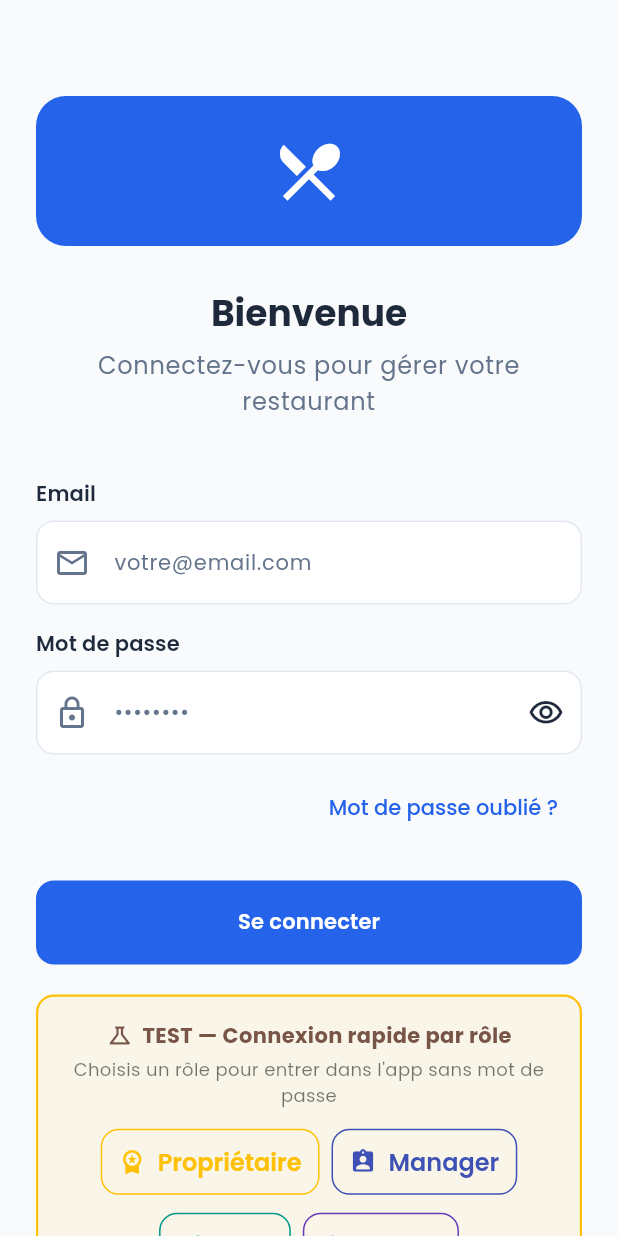
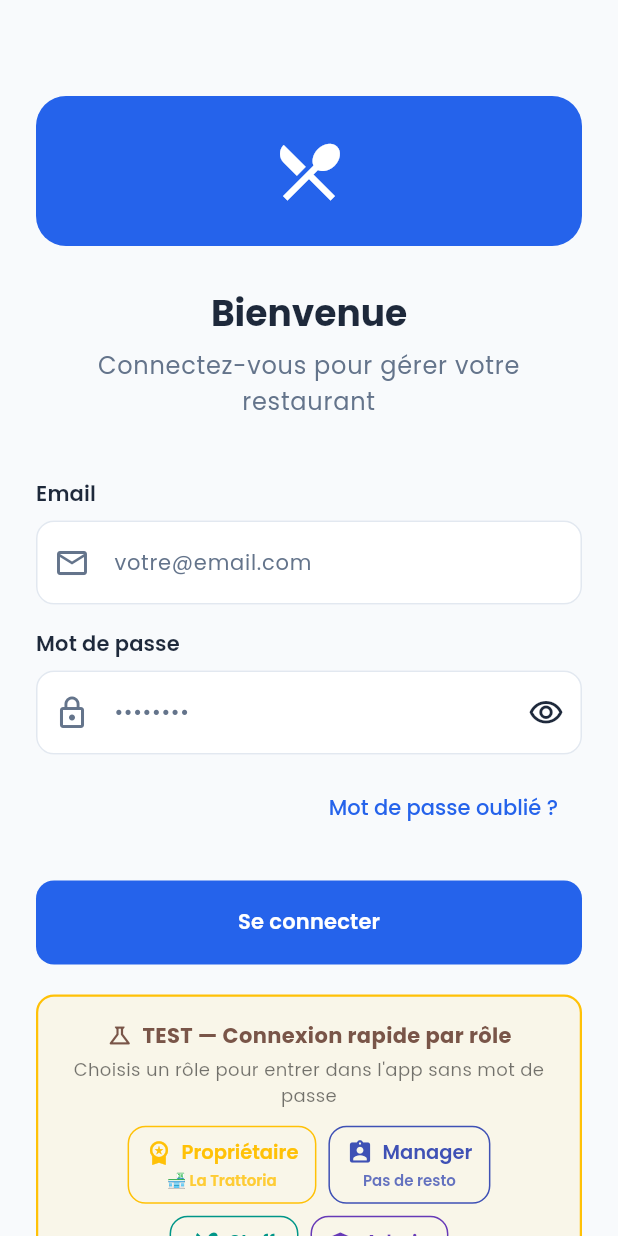
Before and after one commit to alvin971/win-time, a Flutter app: the screen it shows after launch, on a phone screen of 412 x 824 dp. Run offline on Flutter 3.47's test engine with Material 3 defaults, Android fonts, the phone set to English and light mode, and no system bars; our stand-ins replace cached_network_image, dartz, dio, equatable, firebase_core, firebase_messaging and 16 more; accounts and stored records are empty; generated files the repository leaves out were written again.

Commit message:
fix(pro/ux): clarifier quel compte démo a un resto vs lequel n'en a pas
Suite au feedback : un user logué en Manager/Staff/Admin tombe sur l'empty
state "Aucun restaurant associé" et ne comprend pas pourquoi (par design,
seul Propriétaire est lié à La Trattoria via le seed). Trois améliorations :

1. DemoLoginPanel — chaque bouton démo affiche maintenant un sous-titre :
   • Propriétaire → "🏪 La Trattoria" (en jaune ambre)
   • Manager / Staff / Admin → "Pas de resto" (gris)
   Le user voit AVANT de cliquer ce qui l'attend après login.

2. DemoAccount — ajout du champ `hint` (String) pour porter ce sous-titre
   sans toucher au reste de l'UI.

3. Dashboard empty state — ajoute :
   • Badge "Connecté: <email>" en haut → user voit immédiatement quel
     compte il a utilisé
   • Encadré ℹ️ jaune expliquant : "seul le compte Propriétaire
     (owner.demo@wintime.test) possède un resto seedé (La Trattoria).
     Manager / Staff / Admin n'ont pas de resto par défaut. Utilise
     'Créer mon restaurant' ou reconnecte-toi en Propriétaire."

Aucun changement DB, juste UI/UX. Validation : flutter analyze 0 error.

Démo testable : login Propriétaire → dashboard La Trattoria avec menu
kebab. Login Manager → empty state avec badge bleu "Connecté:
manager.demo@wintime.test" + explication claire + bouton "Créer mon
restaurant" pour débloquer.

Co-Authored-By: Claude Opus 4.7 (1M context) <noreply@anthropic.com>

```diff
--- a/win_time_pro_mobilapp/lib/features/auth/data/repositories/demo_auth_repository.dart
+++ b/win_time_pro_mobilapp/lib/features/auth/data/repositories/demo_auth_repository.dart
@@ -24,6 +24,11 @@ class DemoAccount {
   final String password;
   final UserRole role;
 
+  /// Sous-titre indiquant si ce compte est lié à un resto seedé.
+  /// Sert à éviter la confusion : seul "Propriétaire" possède La Trattoria.
+  /// Les autres rôles n'ont rien et tombent sur l'empty state.
+  final String hint;
+
   const DemoAccount({
     required this.label,
     required this.icon,
@@ -31,6 +36,7 @@ class DemoAccount {
     required this.email,
     required this.password,
     required this.role,
+    required this.hint,
   });
 }
 
@@ -44,6 +50,7 @@ const List<DemoAccount> kDemoAccounts = [
     email: 'owner.demo@wintime.test',
     password: kDemoPassword,
     role: UserRole.restaurantOwner,
+    hint: '🏪 La Trattoria',
   ),
   DemoAccount(
     label: 'Manager',
@@ -52,6 +59,7 @@ const List<DemoAccount> kDemoAccounts = [
     email: 'manager.demo@wintime.test',
     password: kDemoPassword,
     role: UserRole.restaurantManager,
+    hint: 'Pas de resto',
   ),
   DemoAccount(
     label: 'Staff',
@@ -60,6 +68,7 @@ const List<DemoAccount> kDemoAccounts = [
     email: 'staff.demo@wintime.test',
     password: kDemoPassword,
     role: UserRole.restaurantStaff,
+    hint: 'Pas de resto',
   ),
   DemoAccount(
     label: 'Admin',
@@ -68,5 +77,6 @@ const List<DemoAccount> kDemoAccounts = [
     email: 'admin.demo@wintime.test',
     password: kDemoPassword,
     role: UserRole.admin,
+    hint: 'Pas de resto',
   ),
 ];
--- a/win_time_pro_mobilapp/lib/features/auth/presentation/pages/widgets/demo_login_panel.dart
+++ b/win_time_pro_mobilapp/lib/features/auth/presentation/pages/widgets/demo_login_panel.dart
@@ -64,17 +64,35 @@ class DemoLoginPanel extends StatelessWidget {
                 runSpacing: 8,
                 children: [
                   for (final account in kDemoAccounts)
-                    OutlinedButton.icon(
+                    OutlinedButton(
                       onPressed: busy ? null : () => _pick(context, account),
-                      icon: Icon(account.icon, color: account.color),
-                      label: Text(account.label),
                       style: OutlinedButton.styleFrom(
                         foregroundColor: account.color,
                         side: BorderSide(color: account.color),
                         padding: const EdgeInsets.symmetric(
                           horizontal: 12,
-                          vertical: 10,
+                          vertical: 8,
                         ),
+                      ),
+                      child: Column(
+                        mainAxisSize: MainAxisSize.min,
+                        children: [
+                          Row(
+                            mainAxisSize: MainAxisSize.min,
+                            children: [
+                              Icon(account.icon, color: account.color, size: 18),
+                              const SizedBox(width: 6),
+                              Text(account.label,
+                                  style: const TextStyle(
+                                      fontWeight: FontWeight.w600, fontSize: 13)),
+                            ],
+                          ),
+                          const SizedBox(height: 2),
+                          Text(account.hint,
+                              style: TextStyle(
+                                  fontSize: 10,
+                                  color: account.color.withOpacity(0.8))),
+                        ],
                       ),
                     ),
                 ],
```
Also changed, not shown: win_time_pro_mobilapp/lib/features/orders/presentation/pages/dashboard_page.dart (+40 -0 lines).
